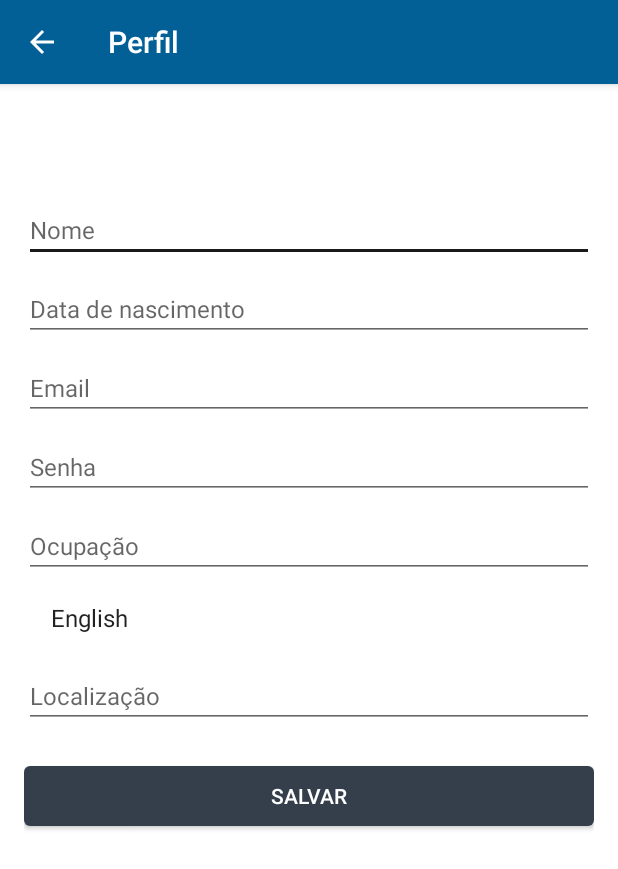
After one commit to andressavazpinto/GuiaTuristico, an Android app: the ProfileActivity screen opened directly, with no data from a screen before it, on a phone screen of 412 x 824 dp. The commit adds this screen. Shown: the top 869 px of the screen. Run offline under Robolectric (Android 15) with nearby library versions, the phone set to English and light mode, and no system bars.

Commit message:
Navegação para Perfil e mensagens de resposta
Signed-off-by: Andressa <guilherme@vesti.mobi>

```diff
--- a/app/src/main/AndroidManifest.xml
+++ b/app/src/main/AndroidManifest.xml
@@ -36,7 +36,9 @@
             android:windowSoftInputMode="stateHidden"/>
         <activity
             android:name="com.tcc.guiaturistico.activity.InterestsActivity"
-            android:theme="@style/AppTheme.NoActionBar"
+            android:windowSoftInputMode="stateHidden"/>
+        <activity
+            android:name="com.tcc.guiaturistico.activity.ProfileActivity"
             android:windowSoftInputMode="stateHidden"/>
     </application>
 
--- a/app/src/main/java/com/tcc/guiaturistico/activity/HomeActivity.java
+++ b/app/src/main/java/com/tcc/guiaturistico/activity/HomeActivity.java
@@ -1,5 +1,6 @@
 package com.tcc.guiaturistico.activity;
 
+import android.content.Intent;
 import android.os.Bundle;
 import android.support.v7.widget.Toolbar;
 import android.view.View;
@@ -92,7 +93,7 @@ public class HomeActivity extends AppCompatActivity implements NavigationView.On
         int id = item.getItemId();
 
         if (id == R.id.nav_profile) {
-            // Handle the camera action
+            openProfile();
         } else if (id == R.id.nav_guide) {
 
         } else if (id == R.id.nav_settings) {
@@ -102,11 +103,18 @@ public class HomeActivity extends AppCompatActivity implements NavigationView.On
         } else if (id == R.id.nav_changeInterests) {
 
         } else if (id == R.id.nav_logout) {
-
+            //fechar sessão
+            startActivity(new Intent(this, LoginActivity.class));  //O efeito ao ser pressionado do botão (no caso abre a activity)
+            finishAffinity();
         }
 
         DrawerLayout drawer = findViewById(R.id.drawer_layout);
         drawer.closeDrawer(GravityCompat.START);
         return true;
     }
+
+    public void openProfile(){
+        Intent intent = new Intent(HomeActivity.this, ProfileActivity.class);
+        startActivity(intent);
+    }
 }
--- a/app/src/main/java/com/tcc/guiaturistico/activity/InterestsActivity.java
+++ b/app/src/main/java/com/tcc/guiaturistico/activity/InterestsActivity.java
@@ -27,6 +27,7 @@ import retrofit2.Retrofit;
 import retrofit2.converter.gson.GsonConverterFactory;
 import service.InterestService;
 import util.DBHelper;
+import util.Message;
 
 /**
  * Created by Andressa on 27/05/2018.
@@ -51,7 +52,7 @@ public class InterestsActivity extends AppCompatActivity {
 
         getSupportActionBar().setDisplayHomeAsUpEnabled(true); //Mostrar o botão
         getSupportActionBar().setHomeButtonEnabled(true);      //Ativar o botão
-        getSupportActionBar().setTitle("");     //Titulo para ser exibido na sua Action Bar em frente à seta
+        getSupportActionBar().setTitle(Message.interests);     //Titulo para ser exibido na sua Action Bar em frente à seta
 
         listInterests();
 
--- a/app/src/main/java/com/tcc/guiaturistico/activity/LoginActivity.java
+++ b/app/src/main/java/com/tcc/guiaturistico/activity/LoginActivity.java
@@ -66,7 +66,7 @@ public class LoginActivity extends AppCompatActivity {
     }
 
     public void login() {
-        editTextUserEmail = findViewById(R.id.editTextUserEmail);
+        /*editTextUserEmail = findViewById(R.id.editTextUserEmail);
         editTextPassword = findViewById(R.id.editTextPassword);
 
         Gson g = new GsonBuilder().registerTypeAdapter(User.class, new Deserializable())
@@ -118,7 +118,6 @@ public class LoginActivity extends AppCompatActivity {
 
                         User user = dbHelper.getUser();
                         Log.i("DadosDoCara", user.toString());
-                        Toast.makeText(getApplicationContext(), "Login realizado", Toast.LENGTH_LONG).show();
                         openHome();
                     } catch (JSONException e) {
                         e.printStackTrace();
@@ -134,7 +133,8 @@ public class LoginActivity extends AppCompatActivity {
                 Log.e(TAG, aux);
                 Toast.makeText(getApplicationContext(), aux, Toast.LENGTH_LONG).show();
             }
-        });
+        });*/
+        openHome();
     }
 
     public void openHome(){
--- /dev/null
+++ b/app/src/main/java/com/tcc/guiaturistico/activity/ProfileActivity.java
@@ -0,0 +1,117 @@
+package com.tcc.guiaturistico.activity;
+
+import android.content.Intent;
+import android.os.Bundle;
+import android.support.v7.app.AppCompatActivity;
+import android.view.MenuItem;
+import android.view.View;
+import android.widget.ArrayAdapter;
+import android.widget.Button;
+import android.widget.Spinner;
+
+import com.tcc.guiaturistico.R;
+
+import util.Message;
+
+/**
+ * Created by Andressa on 07/06/2018.
+ */
+
+public class ProfileActivity extends AppCompatActivity {
+
+    Button buttonSave;
+    public Spinner spinnerLanguage;
+
+    @Override
+    public void onCreate(Bundle savedInstanceState) {
+        super.onCreate(savedInstanceState);
+        setContentView(R.layout.activity_profile);
+
+        getSupportActionBar().setDisplayHomeAsUpEnabled(true); //Mostrar o botão
+        getSupportActionBar().setHomeButtonEnabled(true);      //Ativar o botão
+        getSupportActionBar().setTitle(Message.profile);
+
+        spinnerLanguage = findViewById(R.id.spinnerLanguage);
+        ArrayAdapter<CharSequence> adapter = ArrayAdapter.createFromResource(this,
+                R.array.list_languages, android.R.layout.simple_spinner_item);
+        adapter.setDropDownViewResource(android.R.layout.simple_spinner_dropdown_item);
+        spinnerLanguage.setAdapter(adapter);
+
+        buttonSave = findViewById(R.id.buttonSave);
+        buttonSave.setOnClickListener(new View.OnClickListener() {
+            @Override
+            public void onClick(View view) {
+                update();
+            }
+        });
+    }
+
+    @Override
+    public boolean onOptionsItemSelected(MenuItem item) { //Botão adicional na ToolBar
+        switch (item.getItemId()) {
+            case android.R.id.home:  //ID do seu botão (gerado automaticamente pelo android, usando como está, deve funcionar
+                startActivity(new Intent(this, HomeActivity.class));  //O efeito ao ser pressionado do botão (no caso abre a activity)
+                finishAffinity();  //Método para matar a activity e não deixa-lá indexada na pilhagem
+                break;
+            default:break;
+        }
+        return true;
+    }
+
+    public void update() {
+        /*Gson g = new GsonBuilder().registerTypeAdapter(User.class, new Deserializable())
+                .setLenient()
+                .create();
+
+        Retrofit retrofit = new Retrofit.Builder()
+                .baseUrl(UserService.BASE_URL)
+                .addConverterFactory(GsonConverterFactory.create(g))
+                .build();
+
+        UserService service = retrofit.create(UserService.class);
+
+        final User u = new User();
+        u.setName(editTextName.getText().toString());
+
+        String array[];
+        array = editTextDateOfBirth.getText().toString().split("/");
+        String aux = array[2]+"-"+array[1]+"-"+array[0];
+        u.setDateOfBirth(aux);
+
+        u.setEmail(editTextUserEmail.getText().toString());
+        u.setPassword(editTextPassword.getText().toString());
+        u.setOccupation(editTextOccupation.getText().toString());
+
+        u.setLanguage(selectLanguage());
+
+        u.setLocalization(editTextLocalization.getText().toString());
+        u.setStatusAccount(Status.Active);
+
+        Call<Integer> requestUser = service.update(u);
+
+        requestUser.enqueue(new Callback<Integer>() {
+            @Override
+            public void onResponse(Call<Integer> call, Response<Integer> response) {
+                String aux;
+                if(!response.isSuccessful()) {
+                    aux = "Erro: " + (response.code());
+                    Log.i(TAG, aux);
+                    Toast.makeText(getApplicationContext(), aux, Toast.LENGTH_LONG).show();
+                }
+                else {
+                    //ESSA MENSAGEM TEM QUE SER PEGA PELO @STRINGS
+                    Toast.makeText(getApplicationContext(), Message.saveProfile, Toast.LENGTH_LONG).show();
+                    //finish();
+                    finishAffinity();
+                }
+            }
+
+            @Override
+            public void onFailure(Call<Integer> call, Throwable t) {
+                String aux = " Erro: " + t.getMessage();
+                Log.e(TAG, aux);
+                Toast.makeText(getApplicationContext(), aux, Toast.LENGTH_LONG).show();
+            }
+        });*/
+    }
+}
--- a/app/src/main/java/com/tcc/guiaturistico/activity/RegisterActivity.java
+++ b/app/src/main/java/com/tcc/guiaturistico/activity/RegisterActivity.java
@@ -84,7 +84,7 @@ public class RegisterActivity extends AppCompatActivity {
     }
 
     public void register() {
-        Gson g = new GsonBuilder().registerTypeAdapter(User.class, new Deserializable())
+        /*Gson g = new GsonBuilder().registerTypeAdapter(User.class, new Deserializable())
                 .setLenient()
                 .create();
 
@@ -127,8 +127,6 @@ public class RegisterActivity extends AppCompatActivity {
                     u.setIdUser(Integer.parseInt(response.body().toString()));
                     System.out.print("Id: " + u.getIdUser());
 
-                    //ESSA MENSAGEM TEM QUE SER PEGA PELO @STRINGS
-                    Toast.makeText(getApplicationContext(), "Cadastrado com sucesso", Toast.LENGTH_LONG).show();
                     openInterests();
                 }
             }
@@ -139,9 +137,9 @@ public class RegisterActivity extends AppCompatActivity {
                 Log.e(TAG, aux);
                 Toast.makeText(getApplicationContext(), aux, Toast.LENGTH_LONG).show();
             }
-        });
-        //openInterests();
-        openHome();
+        });*/
+        openInterests();
+        //openHome();
     }
 
     public void openHome(){
--- a/app/src/main/java/service/UserService.java
+++ b/app/src/main/java/service/UserService.java
@@ -1,6 +1,7 @@
 package service;
 
 import model.User;
+import retrofit2.http.PUT;
 import retrofit2.http.Path;
 import util.Url;
 import retrofit2.Call;
@@ -25,4 +26,7 @@ public interface UserService {
 
     @POST("users/login")
     Call<User> login(@Body User user);
+
+    @PUT("users/{id}")
+    Call<User> update(@Body User user);
 }
--- /dev/null
+++ b/app/src/main/java/util/Message.java
@@ -0,0 +1,12 @@
+package util;
+
+/**
+ * Created by Andressa on 07/06/2018.
+ */
+
+public class Message {
+    public static String profile = "Perfil";
+    public static String interests = "Interesses";
+    public static String saveProfile = "Atualizado com sucesso!";
+    public static String successfulRegister = "Cadastrado com sucesso";
+}
--- /dev/null
+++ b/app/src/main/res/layout/activity_profile.xml
@@ -0,0 +1,87 @@
+<?xml version="1.0" encoding="utf-8"?>
+<RelativeLayout xmlns:android="http://schemas.android.com/apk/res/android"
+    android:layout_width="match_parent"
+    android:layout_height="match_parent"
+    android:background="@color/background"
+    android:orientation="vertical">
+
+    <ScrollView
+        android:layout_width="match_parent"
+        android:layout_height="match_parent">
+
+        <LinearLayout
+            android:layout_width="match_parent"
+            android:layout_height="wrap_content"
+            android:orientation="vertical">
+
+            <view
+                android:id="@+id/view2"
+                class="android.support.v7.widget.ActionMenuView"
+                android:layout_width="match_parent"
+                android:layout_height="@dimen/actionBarHeight" />
+
+            <LinearLayout
+                android:layout_width="match_parent"
+                android:layout_height="match_parent"
+                android:layout_marginBottom="@dimen/activity_horizontal_margin"
+                android:layout_marginLeft="@dimen/activity_vertical_margin"
+                android:layout_marginRight="@dimen/activity_vertical_margin"
+                android:layout_marginTop="@dimen/activity_horizontal_margin"
+                android:orientation="vertical">
+
+                <EditText
+                    android:id="@+id/editTextName"
+                    style="@style/editText_style"
+                    android:hint="@string/name" />
+
+                <EditText
+                    android:id="@+id/editTextDateOfBirth"
+                    android:hint="@string/dateOfBirth"
+                    android:inputType="number"
+                    style="@style/editText_style" />
+
+                <EditText
+                    android:id="@+id/editTextUserEmail"
+                    android:hint="@string/email"
+                    android:inputType="textEmailAddress"
+                    style="@style/editTextEmailPass_style"/>
+
+                <EditText
+                    android:id="@+id/editTextPassword"
+                    android:hint="@string/password"
+                    android:inputType="textPassword"
+                    style="@style/editTextEmailPass_style"/>
+
+                <EditText
+                    android:id="@+id/editTextOccupation"
+                    android:hint="@string/occupation"
+                    style="@style/editText_style" />
+
+                <!-- android:id="@+id/editTextLanguage" -->
+                <Spinner
+                    android:id="@+id/spinnerLanguage"
+                    android:spinnerMode="dialog"
+                    android:prompt="@string/language"
+                    android:drawSelectorOnTop="false"
+                    style="@style/spinner_style"
+                    />
+
+                <EditText
+                    android:id="@+id/editTextLocalization"
+                    android:hint="@string/localization"
+                    style="@style/editText_style" />
+
+                <Button
+                    android:id="@+id/buttonSave"
+                    android:layout_weight="1"
+                    android:background="@drawable/pattern_button"
+                    android:text="@string/save"
+                    style="@style/patternButton"
+                    android:layout_marginTop="25dp"
+                    android:layout_marginBottom="10dp"
+                    android:layout_gravity="end"/>
+
+            </LinearLayout>
+        </LinearLayout>
+    </ScrollView>
+</RelativeLayout>
--- a/app/src/main/res/layout/activity_splash.xml
+++ b/app/src/main/res/layout/activity_splash.xml
@@ -8,5 +8,7 @@
     <ImageView
         android:layout_width="wrap_content"
         android:layout_height="fill_parent"
-        android:src="@drawable/logo_splash"/>
+        android:src="@mipmap/ic_launcher"/>
 </RelativeLayout>
+    <!--android:src="@drawable/logo_splash"/>
+</RelativeLayout>!-->
--- a/app/src/main/res/layout/content_main.xml
+++ b/app/src/main/res/layout/content_main.xml
@@ -23,8 +23,9 @@
                 android:id="@+id/imageView4"
                 android:layout_width="wrap_content"
                 android:layout_height="wrap_content"
-                app:srcCompat="@drawable/home_top1"
+                app:srcCompat="@mipmap/ic_launcher"
                 android:scaleType="centerCrop" />
+                <!--app:srcCompat="@drawable/home_top1"-->
         </RelativeLayout>
 
         <include layout="@layout/layout_middle_home" />
@@ -39,10 +40,10 @@
                 android:layout_width="match_parent"
                 android:layout_height="fill_parent"
                 android:layout_weight="1"
-                app:srcCompat="@drawable/home_bottom1"
-                android:scaleType="centerCrop"/>
+                app:srcCompat="@mipmap/ic_launcher"
+                android:scaleType="centerCrop" />
+                <!--app:srcCompat="@drawable/home_bottom1"!-->
         </RelativeLayout>
-
     </LinearLayout>
 
 </android.support.constraint.ConstraintLayout>
--- a/app/src/main/res/values/strings.xml
+++ b/app/src/main/res/values/strings.xml
@@ -37,6 +37,7 @@
     <string name="navigation_drawer_open">Open navigation drawer</string>
     <string name="navigation_drawer_close">Close navigation drawer</string>
 
+    <string name="save">Salvar</string>
 
     <string-array name="list_languages">
         <item>English</item>
```
